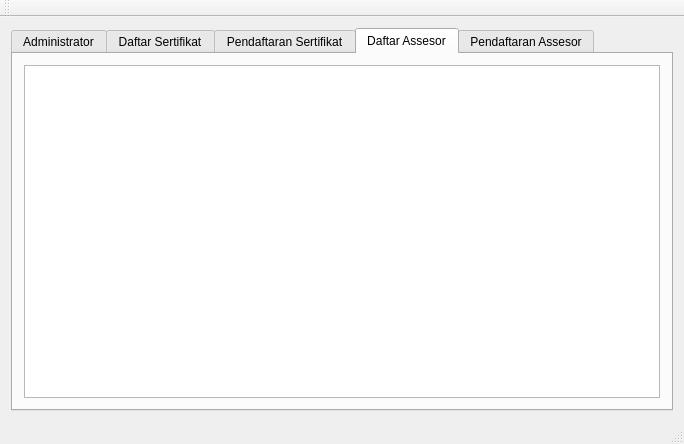
Before: the Qt Designer form mainwindow.ui in zenaki/LSPE, drawn with Qt 5.
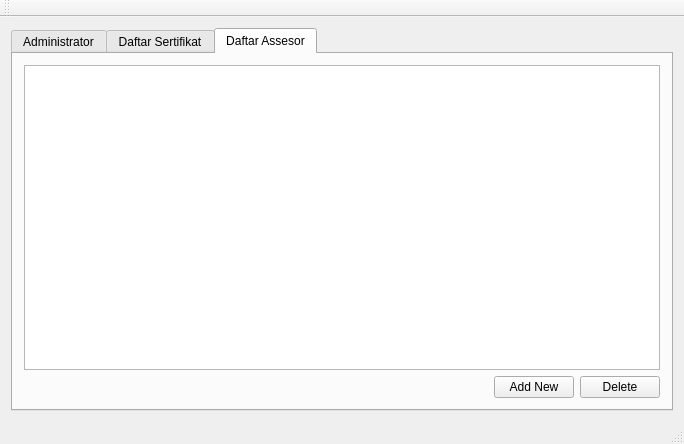
After: the same form once the commit is applied. The open tabs and pages were chosen to show the change.

Commit message: Udah Bisa Bikin Admin dan Assesor Baru

Diff of the .ui file:
```diff
--- a/mainwindow.ui
+++ b/mainwindow.ui
@@ -40,11 +40,6 @@
         </item>
        </layout>
       </widget>
-      <widget class="QWidget" name="_pendaftaran_sertifikat">
-       <attribute name="title">
-        <string>Pendaftaran Sertifikat</string>
-       </attribute>
-      </widget>
       <widget class="QWidget" name="tab_assesor">
        <attribute name="title">
         <string>Daftar Assesor</string>
@@ -53,13 +48,39 @@
         <item row="0" column="0">
          <widget class="QTableView" name="tbl_assesor"/>
         </item>
+        <item row="1" column="0">
+         <layout class="QHBoxLayout" name="horizontalLayout_3">
+          <item>
+           <spacer name="horizontalSpacer_3">
+            <property name="orientation">
+             <enum>Qt::Horizontal</enum>
+            </property>
+            <property name="sizeHint" stdset="0">
+             <size>
+              <width>40</width>
+              <height>20</height>
+             </size>
+            </property>
+           </spacer>
+          </item>
+          <item>
+           <widget class="QPushButton" name="pb_assesor_addNew">
+            <property name="text">
+             <string>Add New</string>
+            </property>
+           </widget>
+          </item>
+          <item>
+           <widget class="QPushButton" name="pb_assesor_delete">
+            <property name="text">
+             <string>Delete</string>
+            </property>
+           </widget>
+          </item>
+         </layout>
+        </item>
        </layout>
       </widget>
-      <widget class="QWidget" name="tab_pendaftaran_assesor">
-       <attribute name="title">
-        <string>Pendaftaran Assesor</string>
-       </attribute>
-      </widget>
      </widget>
     </item>
    </layout>
```
Left out of the diff: 68 changed lines with no effect on the pictures. The commit also changes 11 other files.
